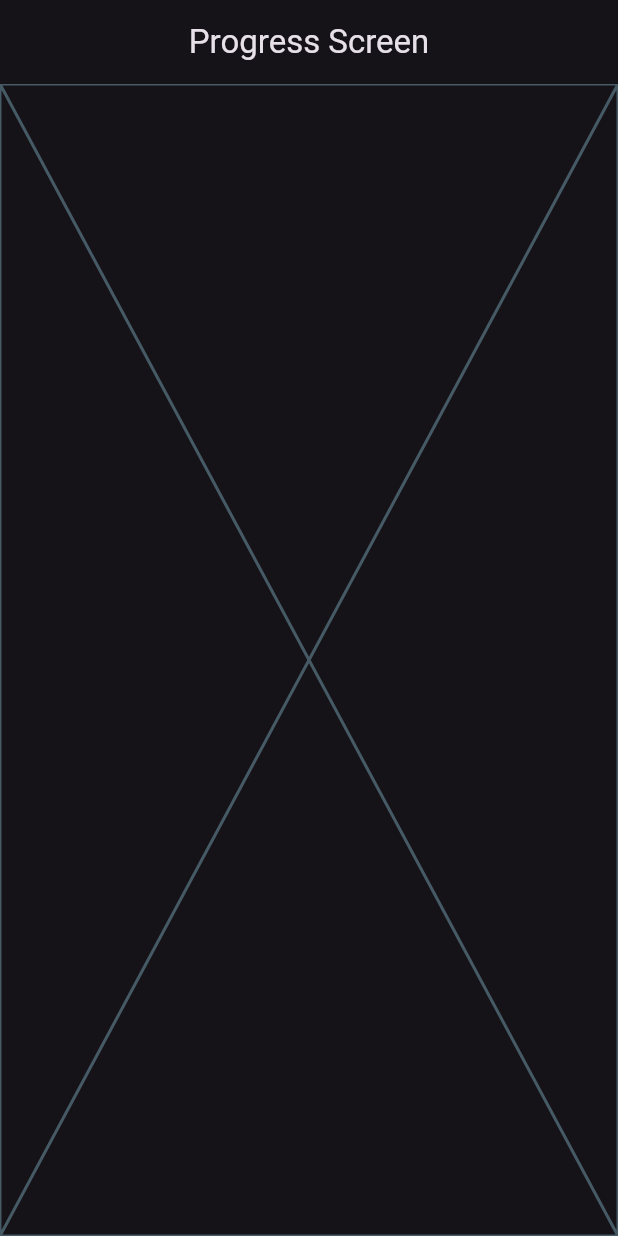
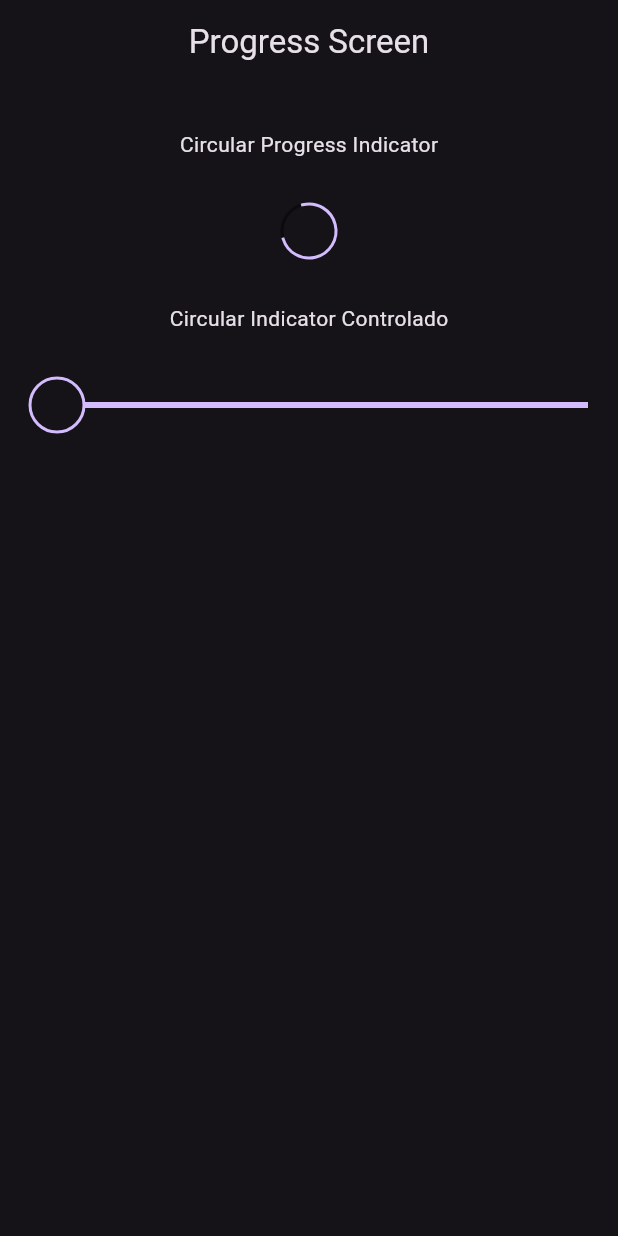
Before and after one commit to reyduar/flutter_widgets_app, a Flutter app: the ProgressScreen screen opened by its route, on a phone screen of 412 x 824 dp. Run offline on Flutter 3.47's test engine with Material 2 defaults, Android fonts, the phone set to English and light mode, and no system bars; our stand-ins replace go_router.

Commit message:
Added the Progress Indicator widget

```diff
--- a/lib/config/menu/menu_items.dart
+++ b/lib/config/menu/menu_items.dart
@@ -41,10 +41,10 @@ const appMenuItems = <MenuItems>[
       link: '/infinite_scroll',
       icon: Icons.single_bed_rounded),
   MenuItems(
-      title: 'Progress',
-      subTitle: 'Flutter Progress',
+      title: 'Progress Indicator',
+      subTitle: 'Generales y Controlados',
       link: '/progress',
-      icon: Icons.auto_awesome_mosaic_rounded),
+      icon: Icons.refresh_rounded),
   MenuItems(
       title: 'Snackbar',
       subTitle: 'Flutter Labels',
--- a/lib/presentation/screens/progress/progress_screen.dart
+++ b/lib/presentation/screens/progress/progress_screen.dart
@@ -10,7 +10,70 @@ class ProgressScreen extends StatelessWidget {
       appBar: AppBar(
         title: const Text('Progress Screen'),
       ),
-      body: const Placeholder(),
+      body: const _ProgressView(),
     );
   }
 }
+
+class _ProgressView extends StatelessWidget {
+  const _ProgressView();
+
+  @override
+  Widget build(BuildContext context) {
+    return const Center(
+      child: Column(children: [
+        SizedBox(
+          height: 30,
+        ),
+        Text('Circular Progress Indicator'),
+        SizedBox(
+          height: 30,
+        ),
+        CircularProgressIndicator(
+          strokeWidth: 2,
+          backgroundColor: Colors.black45,
+        ),
+        SizedBox(
+          height: 30,
+        ),
+        Text('Circular Indicator Controlado'),
+        SizedBox(
+          height: 30,
+        ),
+        _ControllerProgressIndicator(),
+      ]),
+    );
+  }
+}
+
+class _ControllerProgressIndicator extends StatelessWidget {
+  const _ControllerProgressIndicator();
+
+  @override
+  Widget build(BuildContext context) {
+    return StreamBuilder<double>(
+        stream: Stream.periodic(const Duration(microseconds: 300), (value) {
+          return (value * 2) / 100;
+        }).takeWhile((value) => value < 100),
+        builder: (context, snapshot) {
+          final progressValue = snapshot.data ?? 0;
+          return Padding(
+            padding: const EdgeInsets.symmetric(horizontal: 20),
+            child: Row(
+              mainAxisAlignment: MainAxisAlignment.center,
+              children: [
+                CircularProgressIndicator(
+                  value: progressValue,
+                  strokeWidth: 2,
+                  backgroundColor: Colors.black45,
+                ),
+                Expanded(
+                    child: LinearProgressIndicator(
+                  value: progressValue,
+                ))
+              ],
+            ),
+          );
+        });
+  }
+}
```
